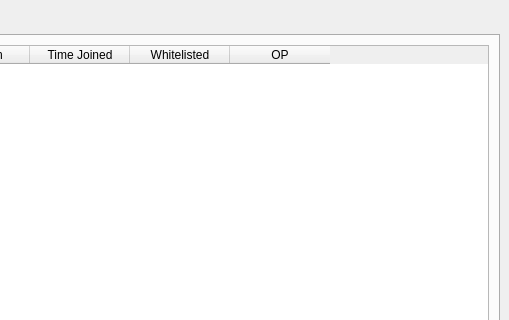
Above: UiFiles/ServerGui.ui from iBlitzkriegi/ServerGui before the change; both pictures show x 291 to 800 and y 0 to 320 of the 800 by 549 pixel window. Below: the same form after it.
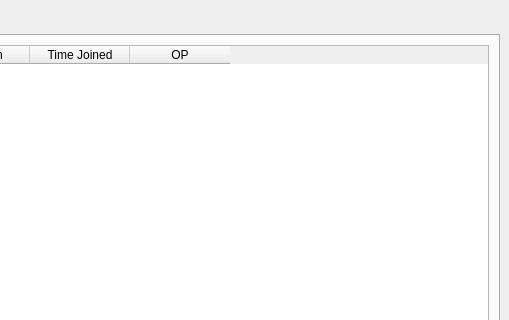
That is the form after the change. The open tabs and pages were chosen to show the change.

Commit message: Remove Location field from table on players page

The edit to the form file:
```diff
--- a/UiFiles/ServerGui.ui
+++ b/UiFiles/ServerGui.ui
@@ -438,11 +438,6 @@
             <string>Time Joined</string>
            </property>
           </column>
-          <column>
-           <property name="text">
-            <string>Whitelisted</string>
-           </property>
-          </column>
           <column>
            <property name="text">
             <string>OP</string>
```
The commit also changes 1 other file.
